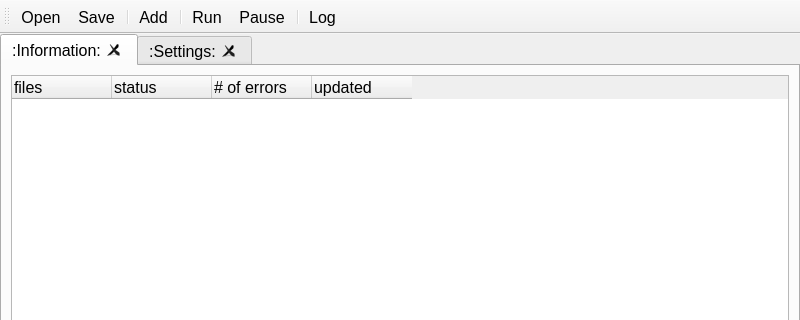
Old version of the form src/mainwindow.ui in the repository o-jill/kouets; both pictures show x 0 to 800 and y 0 to 320 of the 800 by 600 pixel window.
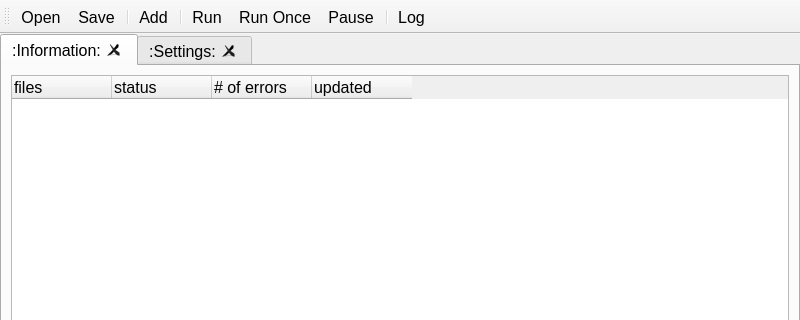
New version of the form. Icons and pictures are not drawn.

Commit message: add run once button.

```diff
--- a/src/mainwindow.ui
+++ b/src/mainwindow.ui
@@ -188,6 +188,7 @@
    <addaction name="actionAdd"/>
    <addaction name="separator"/>
    <addaction name="actionRun"/>
+   <addaction name="actionRunOnce"/>
    <addaction name="actionPause"/>
    <addaction name="separator"/>
    <addaction name="actionLog"/>
@@ -229,6 +230,15 @@
     <string>Run</string>
    </property>
   </action>
+  <action name="actionRunOnce">
+   <property name="icon">
+    <iconset resource="kouets.qrc">
+     <normaloff>:/image/rsc/runonce24.png</normaloff>:/image/rsc/runonce24.png</iconset>
+   </property>
+   <property name="text">
+    <string>Run Once</string>
+   </property>
+  </action>
   <action name="actionPause">
    <property name="icon">
     <iconset resource="kouets.qrc">
```
The commit also changes 4 other files.
